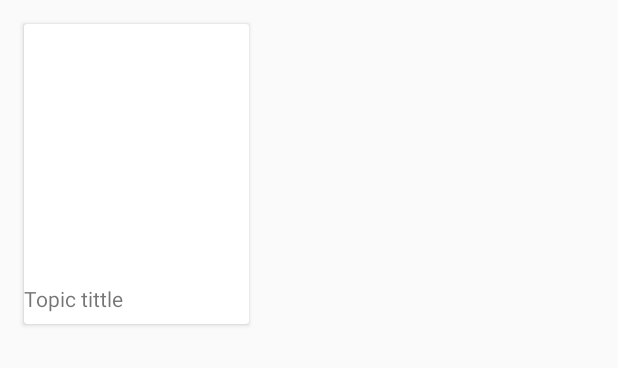
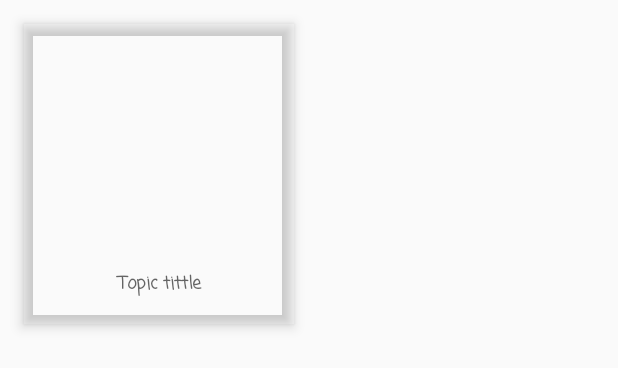
Before and after one commit to IrisLi0912/GamifiedLearning, an Android app: the layout activity_topic_category_list.xml on its own in the app's theme, with its tools: preview values and no code run, on a phone screen of 412 x 824 dp. Shown: the top 368 px of the screen. Run offline under Robolectric (Android 15) with nearby library versions, the phone set to English and light mode, and no system bars.

Commit message:
last topic list update

```diff
--- a/app/src/main/AndroidManifest.xml
+++ b/app/src/main/AndroidManifest.xml
@@ -9,8 +9,6 @@
         android:roundIcon="@mipmap/ic_launcher_round"
         android:supportsRtl="true"
         android:theme="@style/AppTheme">
-        <activity android:name=".TopicMain"></activity>
-        <activity android:name=".TopicDetail" />
         <activity android:name=".MainPage" />
         <activity android:name=".Instruction" />
         <activity android:name=".Game" />
--- a/app/src/main/java/au/edu/unsw/infs3634/gamifiedlearning/MainTopicsCategory.java
+++ b/app/src/main/java/au/edu/unsw/infs3634/gamifiedlearning/MainTopicsCategory.java
@@ -1,5 +1,4 @@
 package au.edu.unsw.infs3634.gamifiedlearning;
-
 
 import java.util.ArrayList;
 
--- a/app/src/main/java/au/edu/unsw/infs3634/gamifiedlearning/RecyclerViewAdapter.java
+++ b/app/src/main/java/au/edu/unsw/infs3634/gamifiedlearning/SubTopicAdapter.java
@@ -16,14 +16,14 @@ import java.util.ArrayList;
 import java.util.Collections;
 import java.util.Comparator;
 
-public class RecyclerViewAdapter extends RecyclerView.Adapter<RecyclerViewAdapter.destinationViewHolder> implements Filterable {
+public class SubTopicAdapter extends RecyclerView.Adapter<SubTopicAdapter.destinationViewHolder> implements Filterable {
     public static final int SORT_REVIEW_NUMBER = 1;
     public static final int SORT_SCORE = 2;
     public ArrayList<Places> mPlacesFiltered;
     private ArrayList<Places> mPlaces;
     private RecyclerViewClickListener mListener;
 
-    public RecyclerViewAdapter(ArrayList<Places> places, RecyclerViewClickListener listener) {
+    public SubTopicAdapter(ArrayList<Places> places, RecyclerViewClickListener listener) {
         mPlaces = places;
         mListener = listener;
         mPlacesFiltered = places;
--- a/app/src/main/java/au/edu/unsw/infs3634/gamifiedlearning/TopicDetail.java
+++ b/app/src/main/java/au/edu/unsw/infs3634/gamifiedlearning/SubTopicDetail.java
@@ -4,7 +4,7 @@ import androidx.appcompat.app.AppCompatActivity;
 
 import android.os.Bundle;
 
-public class TopicDetail extends AppCompatActivity {
+public class SubTopicDetail extends AppCompatActivity {
 
     @Override
     protected void onCreate(Bundle savedInstanceState) {
--- /dev/null
+++ b/app/src/main/res/drawable/cardview.xml
@@ -0,0 +1,10 @@
+<?xml version="1.0" encoding="utf-8"?>
+<shape xmlns:android="http://schemas.android.com/apk/res/android"
+
+    android:shape="rectangle">
+
+    <stroke android:color="#81BEF3"
+            android:width="4dp"/>
+    <corners android:radius="360dp"/>
+
+</shape>
--- a/app/src/main/res/layout/activity_topic_category_list.xml
+++ b/app/src/main/res/layout/activity_topic_category_list.xml
@@ -2,13 +2,15 @@
 <androidx.cardview.widget.CardView xmlns:android="http://schemas.android.com/apk/res/android"
     xmlns:app="http://schemas.android.com/apk/res-auto"
     xmlns:cardview="http://schemas.android.com/tools"
-
-    android:layout_width="150dp"
+    android:id="@+id/tv_cardview"
+    android:layout_width="180dp"
     android:layout_height="200dp"
-    android:id="@+id/tv_cardview"
     android:layout_margin="16dp"
-    android:background="@drawable/marsbg"
-    cardview:cardCornerRadius="4dp">
+    app:cardBackgroundColor="#00FFFFFF"
+    app:cardElevation="5dp"
+    app:cardMaxElevation="5dp"
+    cardview:outlineAmbientShadowColor="@color/colorAccent"
+    cardview:cardCornerRadius="@drawable/cardview">
 
     <LinearLayout
         android:layout_width="match_parent"
@@ -18,14 +20,19 @@
         <ImageView
             android:id="@+id/iv_topicCategory"
             android:layout_width="match_parent"
-            android:layout_height="173dp" />
+            android:layout_height="164dp" />
 
         <TextView
             android:id="@+id/tv_mtopicTittle"
             android:layout_width="match_parent"
-            android:layout_height="29dp"
+            android:layout_height="36dp"
+            android:fontFamily="casual"
+            android:gravity="center_horizontal"
             android:text="Topic tittle"
-            android:textSize="14sp" />
+            android:textAlignment="center"
+            android:textAppearance="@style/TextAppearance.AppCompat.Medium"
+            android:textSize="12sp"
+            android:textStyle="bold" />
 
     </LinearLayout>
 </androidx.cardview.widget.CardView>
```
Also changed, not shown: app/src/main/java/au/edu/unsw/infs3634/gamifiedlearning/MainTopicAdapter.java (renamed from app/src/main/java/au/edu/unsw/infs3634/gamifiedlearning/TopicAdapter.java, +7 -7 lines), app/src/main/java/au/edu/unsw/infs3634/gamifiedlearning/MainTopicMain.java (added, +47 -0 lines), app/src/main/java/au/edu/unsw/infs3634/gamifiedlearning/TopicMain.java (deleted, +0 -83 lines), app/src/main/res/layout/activity_topic_main.xml (+11 -5 lines).
